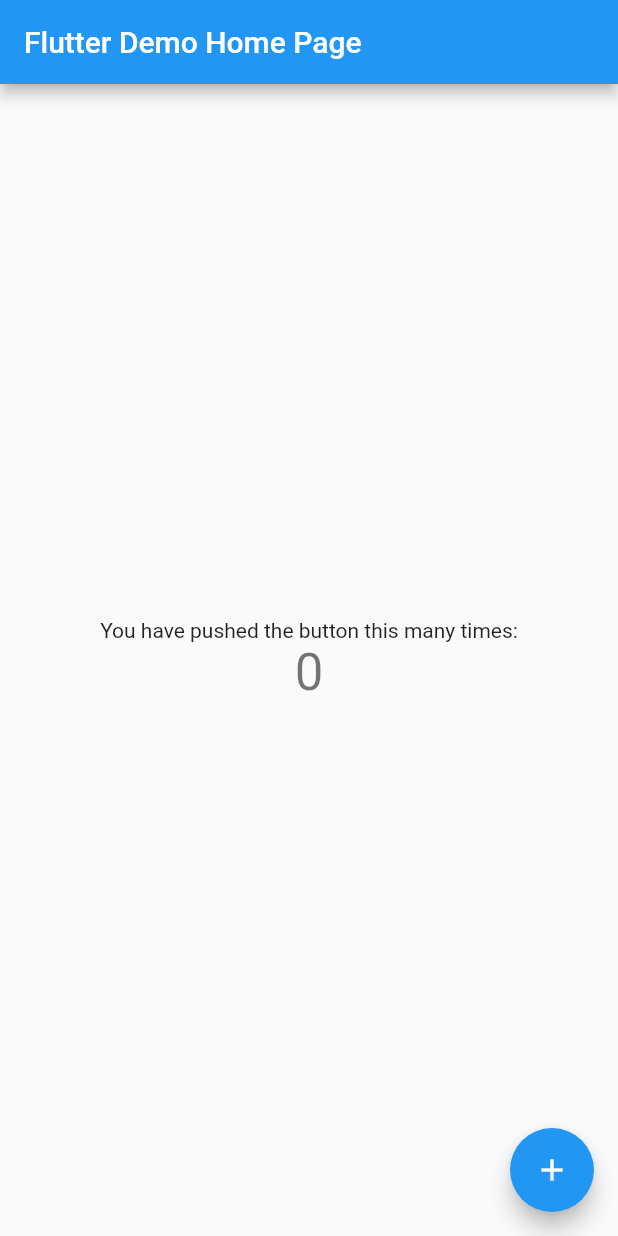
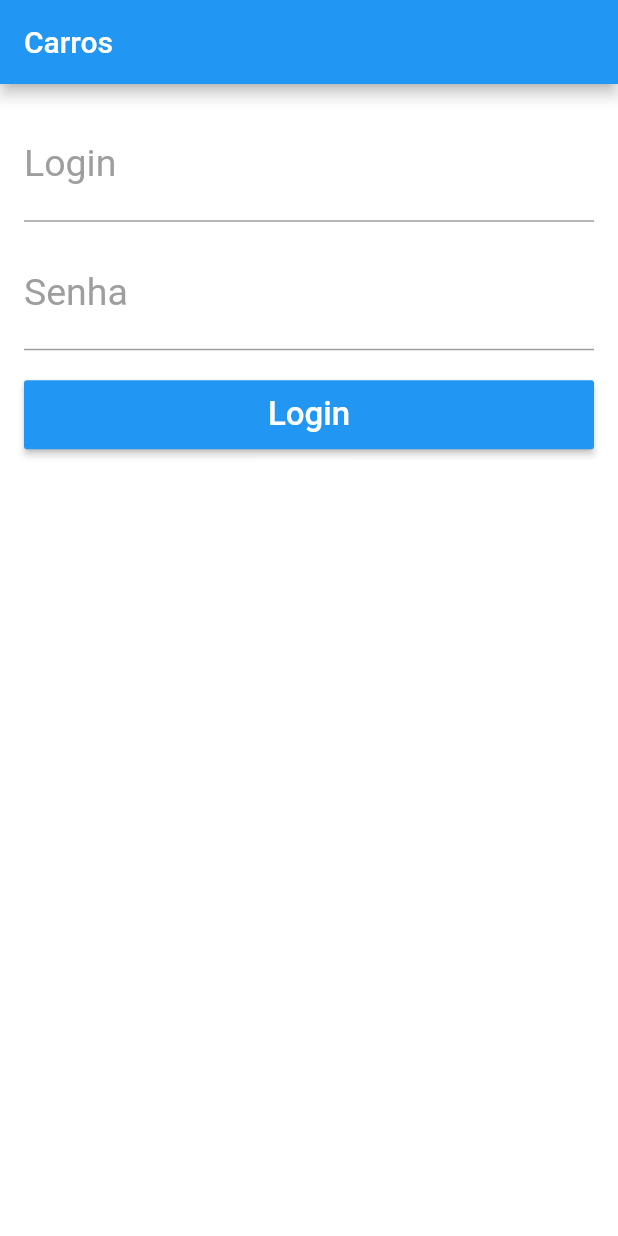
Before and after one commit to felipemarinhodev/carros, a Flutter app: the screen it shows after launch, on a phone screen of 412 x 824 dp. Run offline on Flutter 3.47's test engine with Material 2 defaults, Android fonts, the phone set to English and light mode, and no system bars.

Commit message:
Criando a pagina de login

```diff
--- a/lib/main.dart
+++ b/lib/main.dart
@@ -1,3 +1,4 @@
+import 'package:carros/pages/login_page.dart';
 import 'package:flutter/material.dart';
 
 void main() => runApp(MyApp());
@@ -7,105 +8,13 @@ class MyApp extends StatelessWidget {
   @override
   Widget build(BuildContext context) {
     return MaterialApp(
-      title: 'Flutter Demo',
+      debugShowCheckedModeBanner: false,
       theme: ThemeData(
-        // This is the theme of your application.
-        //
-        // Try running your application with "flutter run". You'll see the
-        // application has a blue toolbar. Then, without quitting the app, try
-        // changing the primarySwatch below to Colors.green and then invoke
-        // "hot reload" (press "r" in the console where you ran "flutter run",
-        // or simply save your changes to "hot reload" in a Flutter IDE).
-        // Notice that the counter didn't reset back to zero; the application
-        // is not restarted.
         primarySwatch: Colors.blue,
+        brightness: Brightness.light,
+        scaffoldBackgroundColor: Colors.white
       ),
-      home: MyHomePage(title: 'Flutter Demo Home Page'),
+      home: LoginPage(),
     );
   }
 }
-
-class MyHomePage extends StatefulWidget {
-  MyHomePage({Key key, this.title}) : super(key: key);
-
-  // This widget is the home page of your application. It is stateful, meaning
-  // that it has a State object (defined below) that contains fields that affect
-  // how it looks.
-
-  // This class is the configuration for the state. It holds the values (in this
-  // case the title) provided by the parent (in this case the App widget) and
-  // used by the build method of the State. Fields in a Widget subclass are
-  // always marked "final".
-
-  final String title;
-
-  @override
-  _MyHomePageState createState() => _MyHomePageState();
-}
-
-class _MyHomePageState extends State<MyHomePage> {
-  int _counter = 0;
-
-  void _incrementCounter() {
-    setState(() {
-      // This call to setState tells the Flutter framework that something has
-      // changed in this State, which causes it to rerun the build method below
-      // so that the display can reflect the updated values. If we changed
-      // _counter without calling setState(), then the build method would not be
-      // called again, and so nothing would appear to happen.
-      _counter++;
-    });
-  }
-
-  @override
-  Widget build(BuildContext context) {
-    // This method is rerun every time setState is called, for instance as done
-    // by the _incrementCounter method above.
-    //
-    // The Flutter framework has been optimized to make rerunning build methods
-    // fast, so that you can just rebuild anything that needs updating rather
-    // than having to individually change instances of widgets.
-    return Scaffold(
-      appBar: AppBar(
-        // Here we take the value from the MyHomePage object that was created by
-        // the App.build method, and use it to set our appbar title.
-        title: Text(widget.title),
-      ),
-      body: Center(
-        // Center is a layout widget. It takes a single child and positions it
-        // in the middle of the parent.
-        child: Column(
-          // Column is also a layout widget. It takes a list of children and
-          // arranges them vertically. By default, it sizes itself to fit its
-          // children horizontally, and tries to be as tall as its parent.
-          //
-          // Invoke "debug painting" (press "p" in the console, choose the
-          // "Toggle Debug Paint" action from the Flutter Inspector in Android
-          // Studio, or the "Toggle Debug Paint" command in Visual Studio Code)
-          // to see the wireframe for each widget.
-          //
-          // Column has various properties to control how it sizes itself and
-          // how it positions its children. Here we use mainAxisAlignment to
-          // center the children vertically; the main axis here is the vertical
-          // axis because Columns are vertical (the cross axis would be
-          // horizontal).
-          mainAxisAlignment: MainAxisAlignment.center,
-          children: <Widget>[
-            Text(
-              'You have pushed the button this many times:',
-            ),
-            Text(
-              '$_counter',
-              style: Theme.of(context).textTheme.display1,
-            ),
-          ],
-        ),
-      ),
-      floatingActionButton: FloatingActionButton(
-        onPressed: _incrementCounter,
-        tooltip: 'Increment',
-        child: Icon(Icons.add),
-      ), // This trailing comma makes auto-formatting nicer for build methods.
-    );
-  }
-}
--- /dev/null
+++ b/lib/pages/login_page.dart
@@ -0,0 +1,63 @@
+import 'package:flutter/material.dart';
+
+class LoginPage extends StatelessWidget {
+  @override
+  Widget build(BuildContext context) {
+    return Scaffold(
+      appBar: AppBar(
+        title: Text("Carros"),
+      ),
+      body: _body()
+    );
+  }
+
+  _body() {
+    return Container(
+      padding: EdgeInsets.all(16),
+      child: ListView(
+        children: <Widget>[
+          _text("Login", "Digite o login"),
+          SizedBox(height: 10,),
+          _text("Senha", "Digite a senha", password: true),
+          SizedBox(height: 20,),
+          _button("Login"),
+        ],
+      ),
+    );
+  }
+
+  _text(String label, String hint, { bool password = false }) {
+    return TextFormField(
+      obscureText: password,
+      style: TextStyle(
+        fontSize: 25,
+        color: Colors.blue
+      ),
+      decoration: InputDecoration(
+        labelText: label,
+        labelStyle: TextStyle(
+          fontSize: 25,
+          color: Colors.grey
+        ),
+        hintText: hint,
+        hintStyle: TextStyle (
+          fontSize: 16
+        )
+      ),
+    );
+  }
+
+  _button(String text) {
+    return Container(
+      height: 46,
+      child: RaisedButton(
+        color: Colors.blue,
+        child: Text(
+          text,
+          style: TextStyle(color: Colors.white, fontSize: 22),
+          ),
+        onPressed: () {},
+      ),
+    );
+  }
+}
```
